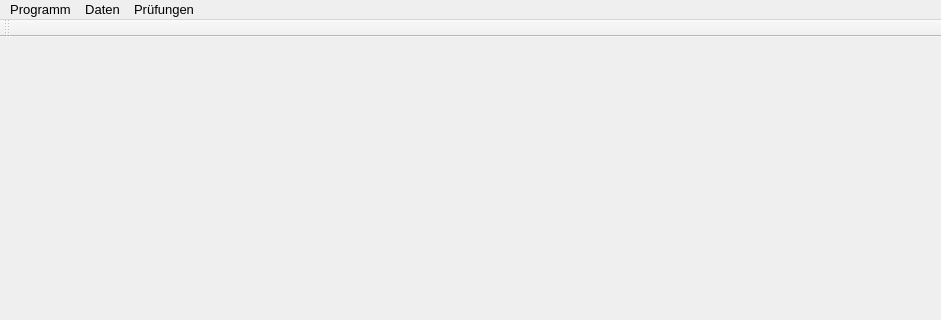
This is fshkwindow.ui in fasa1964/fshkap as Qt 5 draws it before an edit; both pictures show x 0 to 941 and y 0 to 320 of the 941 by 642 pixel window. The edited form follows.
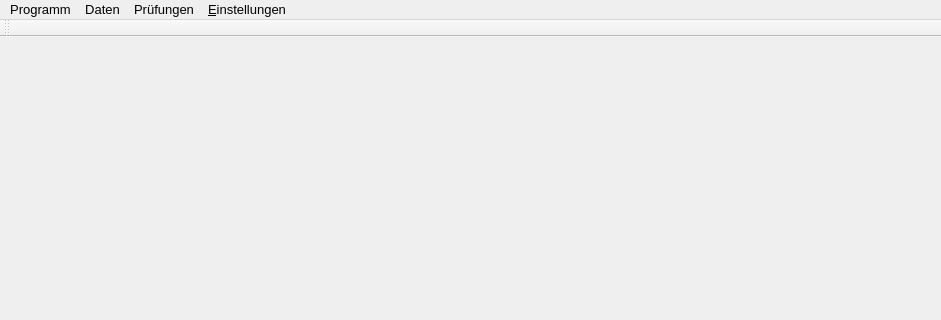
This is the edited form.

Commit message: Add new action (add user) in main menu.

The edit to the form file:
```diff
--- a/fshkwindow.ui
+++ b/fshkwindow.ui
@@ -25,7 +25,7 @@
      <x>0</x>
      <y>0</y>
      <width>941</width>
-     <height>29</height>
+     <height>26</height>
     </rect>
    </property>
    <widget class="QMenu" name="menuProgramm">
@@ -52,9 +52,16 @@
     <addaction name="actionZuordnen"/>
     <addaction name="actionAuswerten"/>
    </widget>
+   <widget class="QMenu" name="menuSettings">
+    <property name="title">
+     <string>&amp;Einstellungen</string>
+    </property>
+    <addaction name="actionAddUser"/>
+   </widget>
    <addaction name="menuProgramm"/>
    <addaction name="menuDaten"/>
    <addaction name="menuPr_fungen"/>
+   <addaction name="menuSettings"/>
   </widget>
   <widget class="QToolBar" name="mainToolBar">
    <attribute name="toolBarArea">
```
Left out of the diff: 5 changed lines with no effect on the pictures. The commit also changes 2 other files.
